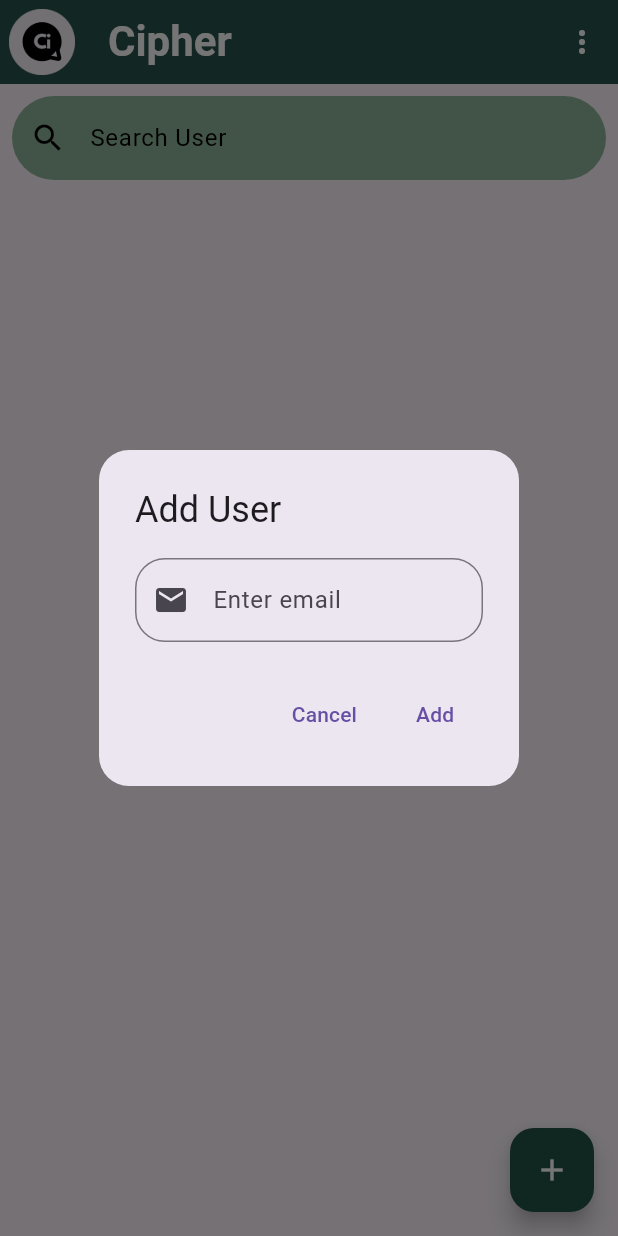
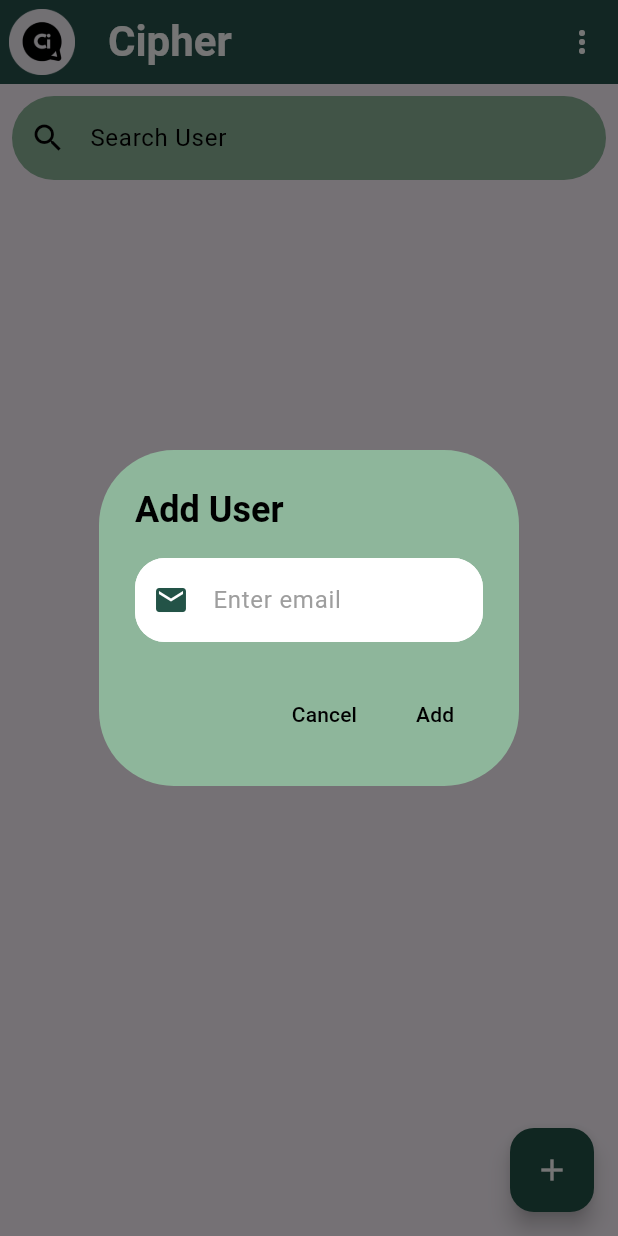
Before and after one commit to fortunatefogy/cipherchatapp, a Flutter app: the HomeScreen screen opened directly, after a tap on the "add" icon, on a phone screen of 412 x 824 dp. Run offline on Flutter 3.47's test engine with Material 3 defaults, Android fonts, the phone set to English and light mode, and no system bars; our stand-ins replace cached_network_image, cloud_firestore, emoji_picker_flutter, firebase_auth, firebase_core, flutter_dotenv and 3 more; missing offline and left inert: encrypt, saver_gallery; accounts and stored records are empty.

```diff
--- a/lib/api/apis.dart
+++ b/lib/api/apis.dart
@@ -76,6 +76,8 @@ class APIs {
         .where('id', isNotEqualTo: user.uid)
         .snapshots();
   }
+
+
 
   static Stream<QuerySnapshot<Map<String, dynamic>>> getMyUsersId() {
     return firestore
--- a/lib/onboarding_screen.dart
+++ b/lib/onboarding_screen.dart
@@ -21,7 +21,7 @@ class _OnboardingScreenState extends State<OnboardingScreen> {
     _controller = PageController();
     super.initState();
     SystemChrome.setSystemUIOverlayStyle(SystemUiOverlayStyle(
-      systemNavigationBarColor: Color(0xffF9F4FB),
+      systemNavigationBarColor: Colors.transparent,
       systemNavigationBarIconBrightness: Brightness.dark,
     ));
   }
--- a/lib/screens/auth/login_screen.dart
+++ b/lib/screens/auth/login_screen.dart
@@ -44,7 +44,8 @@ class _LoginScreenState extends State<LoginScreen> {
   @override
   void dispose() {
     SystemChrome.setSystemUIOverlayStyle(SystemUiOverlayStyle(
-      systemNavigationBarColor: Colors.black,
+      systemNavigationBarColor: Colors.transparent,
+      statusBarColor: Colors.transparent,
       systemNavigationBarIconBrightness: Brightness.light,
     ));
     _controller.dispose();
--- a/lib/screens/home_screen.dart
+++ b/lib/screens/home_screen.dart
@@ -204,20 +204,45 @@ class _HomeScreenState extends State<HomeScreen> {
     showDialog(
       context: context,
       builder: (_) => AlertDialog(
-        shape: RoundedRectangleBorder(borderRadius: BorderRadius.circular(20)),
-        title: const Text("Add User"),
+        backgroundColor: Color(0xffF8EB69B),
+        shape: RoundedRectangleBorder(borderRadius: BorderRadius.circular(50)),
+        title: const Text(
+          "Add User",
+          style: TextStyle(fontWeight: FontWeight.bold, color: Colors.black),
+        ),
         content: TextFormField(
           onChanged: (value) => email = value,
+          style: const TextStyle(color: Colors.black),
           decoration: InputDecoration(
             hintText: 'Enter email',
-            prefixIcon: const Icon(Icons.email),
-            border: OutlineInputBorder(borderRadius: BorderRadius.circular(20)),
+            hintStyle: const TextStyle(color: Colors.grey),
+            prefixIcon: const Icon(Icons.email, color: Color(0xffF235347)),
+            filled: true,
+            fillColor: Colors.white,
+            border: OutlineInputBorder(
+              borderRadius: BorderRadius.circular(20),
+              borderSide: BorderSide.none,
+            ),
+            enabledBorder: OutlineInputBorder(
+              borderRadius: BorderRadius.circular(20),
+              borderSide:
+                  const BorderSide(color: Color.fromARGB(255, 255, 255, 255)),
+            ),
+            focusedBorder: OutlineInputBorder(
+              borderRadius: BorderRadius.circular(20),
+              borderSide: const BorderSide(
+                color: Color(0xffF235347),
+              ),
+            ),
           ),
         ),
         actions: [
           TextButton(
               onPressed: () => Navigator.pop(context),
-              child: const Text("Cancel")),
+              child: const Text(
+                "Cancel",
+                style: TextStyle(color: Colors.black),
+              )),
           TextButton(
             onPressed: () async {
               Navigator.pop(context);
@@ -228,7 +253,10 @@ class _HomeScreenState extends State<HomeScreen> {
                 }
               }
             },
-            child: const Text("Add"),
+            child: const Text(
+              "Add",
+              style: TextStyle(color: Colors.black),
+            ),
           )
         ],
       ),
--- a/lib/screens/splash_screen.dart
+++ b/lib/screens/splash_screen.dart
@@ -21,8 +21,8 @@ class _SplashScreenState extends State<SplashScreen> {
 
     // Set system navigation bar color to white
     SystemChrome.setSystemUIOverlayStyle(SystemUiOverlayStyle(
-      systemNavigationBarColor: Color(0xffF9F4FB),
-      statusBarColor: Color(0xFFF9F4FB),
+      systemNavigationBarColor: Colors.transparent,
+      statusBarColor: Colors.transparent,
       systemNavigationBarIconBrightness: Brightness.dark,
     ));
 
```
